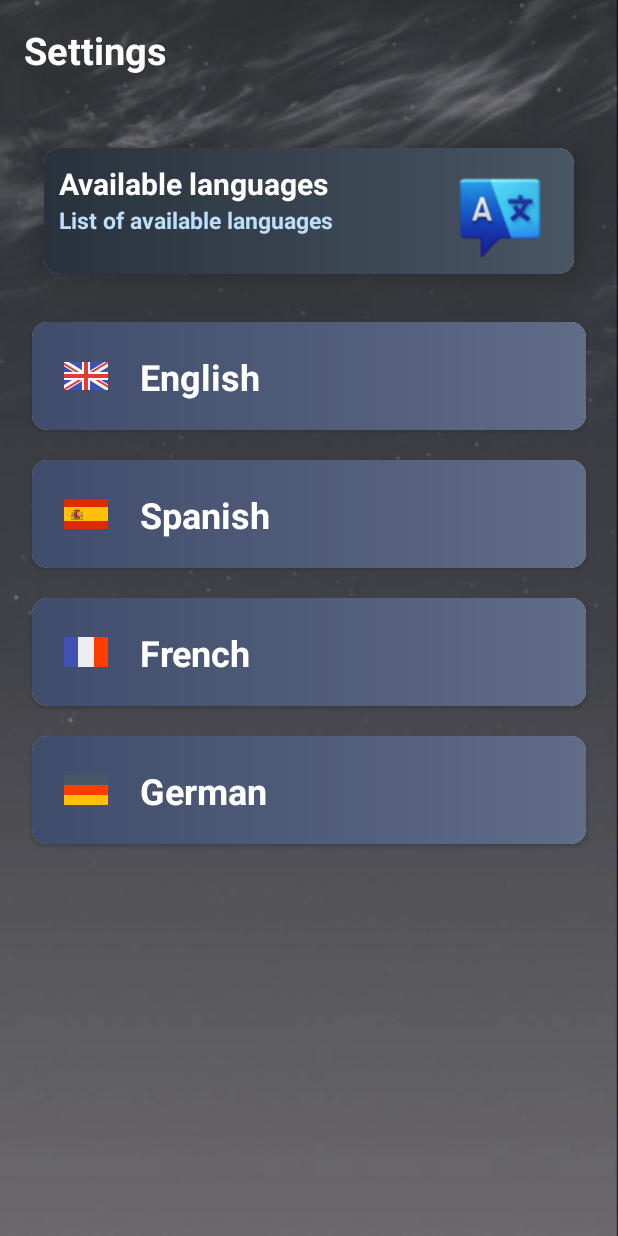
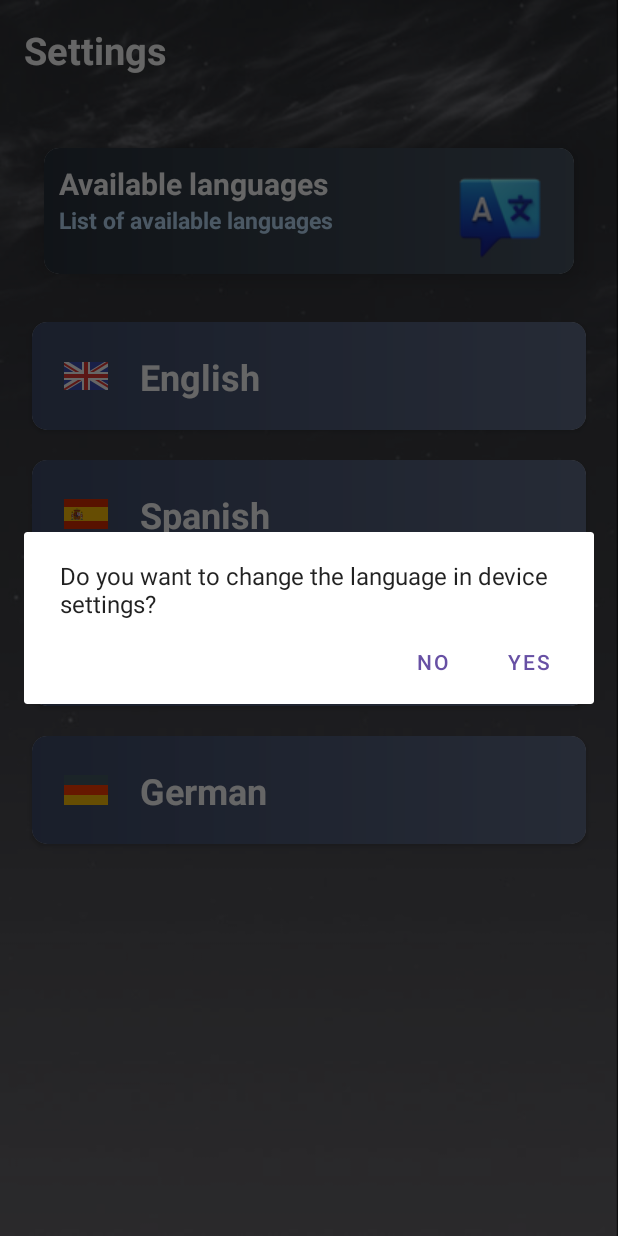
Before and after one commit to lsocpb/WeatherAppSM, an Android app: the SettingsLanguageActivity screen opened directly, with no data from a screen before it, after a tap on "English", on a phone screen of 412 x 824 dp. Run offline under Robolectric (Android 15) with nearby library versions, the phone set to English and light mode, and no system bars.

Commit message:
LanguageActivity fixes

```diff
--- a/app/src/main/java/com/example/weatherappsm/activities/settings/SettingsLanguageActivity.java
+++ b/app/src/main/java/com/example/weatherappsm/activities/settings/SettingsLanguageActivity.java
@@ -1,6 +1,10 @@
 package com.example.weatherappsm.activities.settings;
 
+import android.app.AlertDialog;
+import android.content.DialogInterface;
+import android.content.Intent;
 import android.os.Bundle;
+import android.provider.Settings;
 
 import androidx.appcompat.app.AppCompatActivity;
 import androidx.recyclerview.widget.LinearLayoutManager;
@@ -25,23 +29,27 @@ public class SettingsLanguageActivity extends AppCompatActivity {
 
         languageNames = getResources().getStringArray(R.array.languages);
 
-        //create adapter and pass data to it
-
         SettingsLanguageActivityAdapter settingsLanguageActivityAdapter = new SettingsLanguageActivityAdapter(languageNames, languageFlags);
 
-        //set adapter to recyclerview
-
         recyclerView.setAdapter(settingsLanguageActivityAdapter);
-
-        //set layout manager to recyclerview
 
         recyclerView.setLayoutManager(new LinearLayoutManager(this));
 
         settingsLanguageActivityAdapter.setOnItemClickListener(position -> {
-            System.out.println("Language " + languageNames[position] + " clicked");
+            AlertDialog.Builder builder = new AlertDialog.Builder(SettingsLanguageActivity.this);
+            builder.setMessage(getString(R.string.change_language))
+                    .setPositiveButton(getString(R.string.yes), new DialogInterface.OnClickListener() {
+                        public void onClick(DialogInterface dialog, int id) {
+                            Intent intent = new Intent(Settings.ACTION_LOCALE_SETTINGS);
+                            startActivity(intent);
+                        }
+                    })
+                    .setNegativeButton(getString(R.string.no), new DialogInterface.OnClickListener() {
+                        public void onClick(DialogInterface dialog, int id) {
+                            dialog.dismiss();
+                        }
+                    });
+            builder.create().show();
         });
     }
-
-
-
 }
--- a/app/src/main/res/values/strings.xml
+++ b/app/src/main/res/values/strings.xml
@@ -44,7 +44,7 @@
     <string name="meterPerSecondOption">Meter/Second</string>
     <string name="kilometerPerHourOption">Kilometer/Hour</string>
     <string name="milesPerHourOption">Miles/Hour</string>
-    <string name="pressureOptionName">PRESSURE</string>
+    <string name="pressureOptionName">Pressure</string>
     <string name="distanceOptionName">Distance</string>
     <string name="hectopascalOption">HectoPascal</string>
     <string name="millimeterOfMercuryOption">Millimeter of Mercury</string>
@@ -84,6 +84,9 @@
     <string name="temperature_unit_changed">Changed temperature unit to:</string>
     <string name="hour_format_changed">Changed hour format to:</string>
     <string name="wind_speed_unit_changed">Changed wind speed unit to:</string>
+    <string name="change_language">Do you want to change the language in device settings?</string>
+    <string name="yes">Yes</string>
+    <string name="no">No</string>
 
 
     <string-array name="languages">
```
Also changed, not shown: 3 other files.
